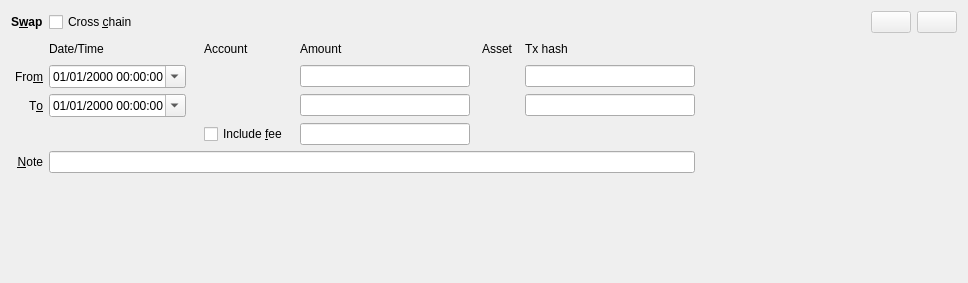
titov-vv/jal, file jal/ui/widgets/swap_operation.ui: the form before one commit.
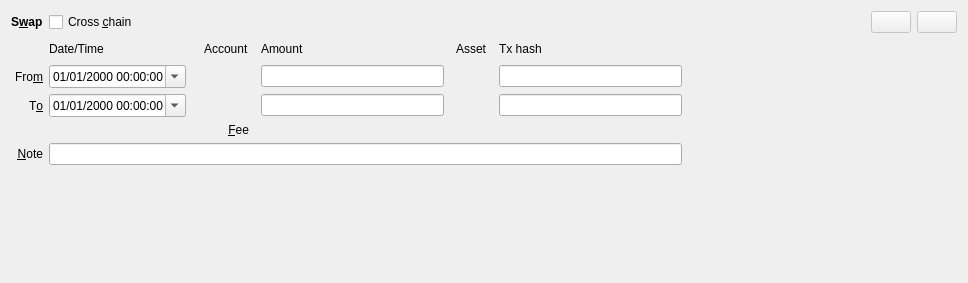
The form after the commit. Custom widgets are drawn as their Qt base class.

Commit message: The five operation editors drive the fee through FeeWidget. End of the dual fee write.

What changed in the file:
```diff
--- a/jal/ui/widgets/swap_operation.ui
+++ b/jal/ui/widgets/swap_operation.ui
@@ -107,12 +107,15 @@
     </widget>
    </item>
    <item row="6" column="5">
-    <widget class="QCheckBox" name="fee_check">
-     <property name="layoutDirection">
-      <enum>Qt::LayoutDirection::LeftToRight</enum>
-     </property>
+    <widget class="QLabel" name="fee_label">
      <property name="text">
-      <string>Include &amp;fee</string>
+      <string>&amp;Fee</string>
+     </property>
+     <property name="alignment">
+      <set>Qt::AlignmentFlag::AlignRight|Qt::AlignmentFlag::AlignTrailing|Qt::AlignmentFlag::AlignVCenter</set>
+     </property>
+     <property name="buddy">
+      <cstring>fee_widget</cstring>
      </property>
     </widget>
    </item>
@@ -197,11 +200,7 @@
     </spacer>
    </item>
    <item row="6" column="7">
-    <widget class="QLineEdit" name="fee_qty">
-     <property name="alignment">
-      <set>Qt::AlignmentFlag::AlignRight|Qt::AlignmentFlag::AlignTrailing|Qt::AlignmentFlag::AlignVCenter</set>
-     </property>
-    </widget>
+    <widget class="FeeWidget" name="fee_widget" native="true"/>
    </item>
    <item row="1" column="6">
     <spacer name="amountGroupSpacer">
@@ -274,9 +273,6 @@
    <item row="7" column="2" colspan="10">
     <widget class="QLineEdit" name="note"/>
    </item>
-   <item row="6" column="9">
-    <widget class="ReferenceSelectorWidget" name="fee_symbol_widget"/>
-   </item>
    <item row="0" column="0">
     <widget class="QLabel" name="main_label">
      <property name="font">
@@ -328,6 +324,12 @@
   </layout>
  </widget>
  <customwidgets>
+  <customwidget>
+   <class>FeeWidget</class>
+   <extends>QWidget</extends>
+   <header>jal/widgets/fee_widget.h</header>
+   <container>0</container>
+  </customwidget>
   <customwidget>
    <class>ReferenceSelectorWidget</class>
    <extends>QWidget</extends>
```
Left out of the diff: 4 changed lines with no effect on the pictures. The commit also changes 23 other files.
